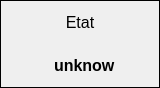
Qt form stateFrame.ui (coucou1121/Datalogger) before a commit.
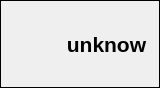
The same form after that commit.

Commit message: implement state graph, no finished

The edit to the form file:
```diff
--- a/stateFrame.ui
+++ b/stateFrame.ui
@@ -27,7 +27,7 @@
     <number>0</number>
    </property>
    <item row="0" column="0">
-    <widget class="QFrame" name="">
+    <widget class="QFrame" name="frame">
      <property name="frameShape">
       <enum>QFrame::Panel</enum>
      </property>
@@ -47,23 +47,6 @@
       <property name="bottomMargin">
        <number>0</number>
       </property>
-      <item>
-       <widget class="QLabel" name="labelTitleEState">
-        <property name="font">
-         <font>
-          <pointsize>12</pointsize>
-          <weight>50</weight>
-          <bold>false</bold>
-         </font>
-        </property>
-        <property name="text">
-         <string>Etat</string>
-        </property>
-        <property name="alignment">
-         <set>Qt::AlignCenter</set>
-        </property>
-       </widget>
-      </item>
       <item>
        <layout class="QHBoxLayout" name="horizontalLayout">
         <item>
@@ -117,7 +100,7 @@
           </property>
           <property name="font">
            <font>
-            <pointsize>12</pointsize>
+            <pointsize>16</pointsize>
             <weight>75</weight>
             <bold>true</bold>
            </font>
@@ -126,7 +109,7 @@
            <string>unknow</string>
           </property>
           <property name="alignment">
-           <set>Qt::AlignLeading|Qt::AlignLeft|Qt::AlignVCenter</set>
+           <set>Qt::AlignCenter</set>
           </property>
          </widget>
         </item>
```
The commit also changes 10 other files.
